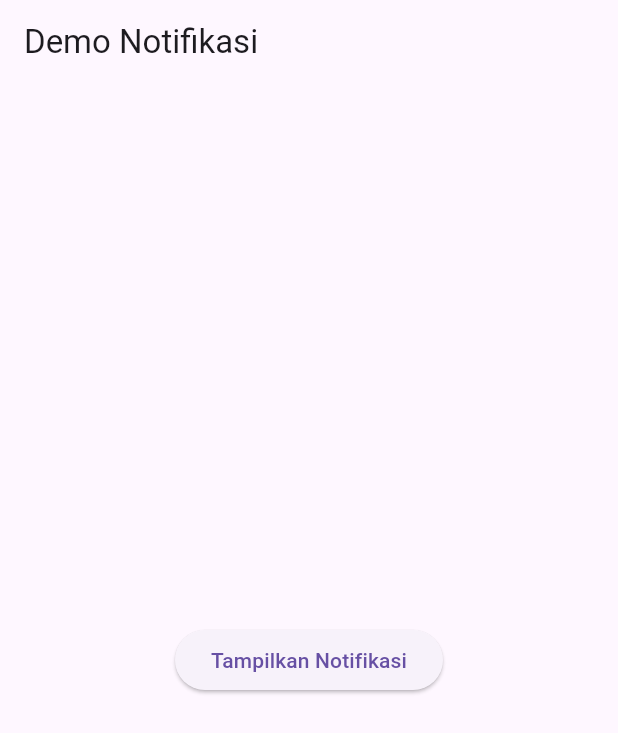
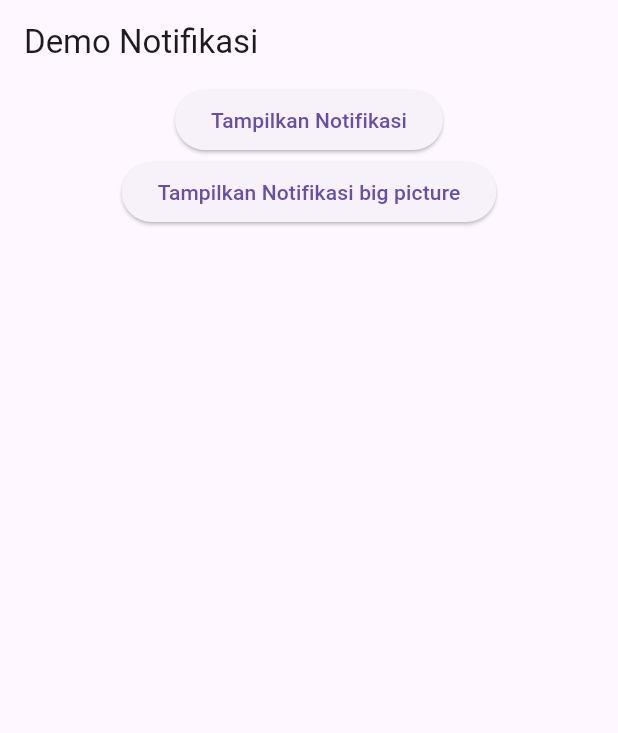
Before and after one commit to Nwahyu/flut-notif, a Flutter app: the screen it shows after launch, after a tap on "Tampilkan Notifikasi", on a phone screen of 412 x 824 dp. Shown: the top 733 px of the screen. Run offline on Flutter 3.47's test engine with Material 3 defaults, Android fonts, the phone set to English and light mode, and no system bars; our stand-ins replace flutter_local_notifications.

Commit message:
final notif gambar

```diff
--- a/lib/main.dart
+++ b/lib/main.dart
@@ -31,12 +31,25 @@ class _NotificationDemoState extends State<NotificationDemo> {
   Widget build(BuildContext context) {
     return Scaffold(
       appBar: AppBar(title: Text('Demo Notifikasi')),
-      body: Center(
-        child: ElevatedButton(
-          onPressed: () => _notificationHandlerService.showNotification(),
-          child: Text('Tampilkan Notifikasi'),
-        ),
+      body:
+      Center(
+        child:
+      Column(
+        children: [
+          ElevatedButton(
+            onPressed: () => _notificationHandlerService.showNotification(),
+            child: Text('Tampilkan Notifikasi'),
+          ),
+          ElevatedButton(
+            onPressed:
+                () => _notificationHandlerService.showNotification(
+                  tipeNotifikasi: 'bigPicture',
+                ),
+            child: Text('Tampilkan Notifikasi big picture'),
+          ),
+        ],
       ),
+    ),
     );
   }
 }
--- a/lib/services/notification_handler_service.dart
+++ b/lib/services/notification_handler_service.dart
@@ -4,6 +4,8 @@ class NotificationHandlerService {
   final FlutterLocalNotificationsPlugin _flutterLocalNotificationsPlugin =
       FlutterLocalNotificationsPlugin();
 
+  // simpel, bigPicture
+  final String tipeNotifikasi = 'simpel';
 
   void initialize() {
     final InitializationSettings initializationSettings =
@@ -15,8 +17,10 @@ class NotificationHandlerService {
 
   // Future<void> show
 
-  Future<void> showNotification() async {
-    const AndroidNotificationDetails androidPlatformChannelSpecifics =
+  Future<void> showNotification({
+    tipeNotifikasi,
+  }) async {
+    AndroidNotificationDetails androidPlatformChannelSpecifics =
         AndroidNotificationDetails(
           'your_channel_id',
           'your_channel_name',
@@ -24,8 +28,15 @@ class NotificationHandlerService {
           importance: Importance.max,
           priority: Priority.high,
           ticker: 'ticker',
+          styleInformation: tipeNotifikasi == 'bigPicture'
+          ? BigPictureStyleInformation(
+            DrawableResourceAndroidBitmap('@mipmap/ic_launcher'),
+            contentTitle: 'Notifikasi gambar',
+            summaryText: 'Ini notifikasi gambar dengan ringkasan.',
+          )
+          : null,
         );
-    const NotificationDetails platformChannelSpecifics = NotificationDetails(
+    NotificationDetails platformChannelSpecifics = NotificationDetails(
       android: androidPlatformChannelSpecifics,
     );
     await _flutterLocalNotificationsPlugin.show(
@@ -35,4 +46,6 @@ class NotificationHandlerService {
       platformChannelSpecifics,
     );
   }
+
+
 }
--- a/pubspec.yaml
+++ b/pubspec.yaml
@@ -35,6 +35,8 @@ dependencies:
   # Use with the CupertinoIcons class for iOS style icons.
   cupertino_icons: ^1.0.8
   flutter_local_notifications: ^19.0.0
+  http: ^1.3.0
+  path_provider: ^2.1.5
 
 dev_dependencies:
   flutter_test:
```
Also changed, not shown: pubspec.lock, 8 other files.
